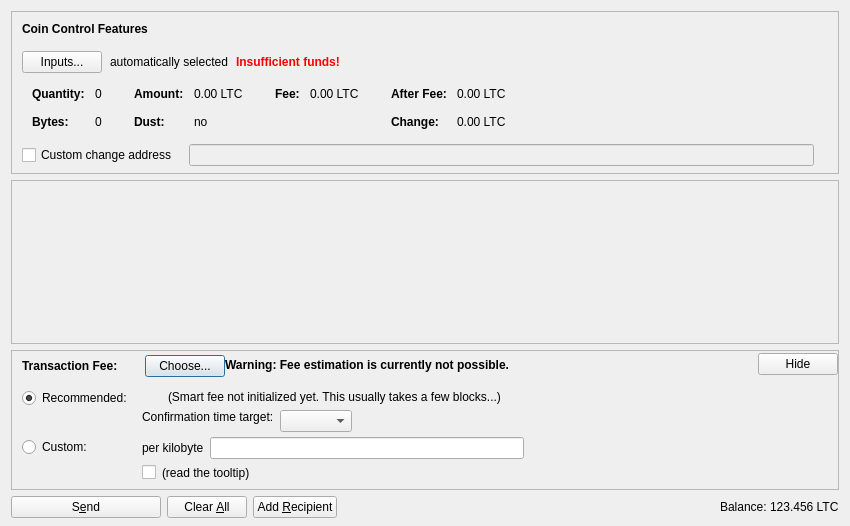
Above: src/qt/forms/sendcoinsdialog.ui from shutingrz/raccoin before the change. Below: the same form after it.
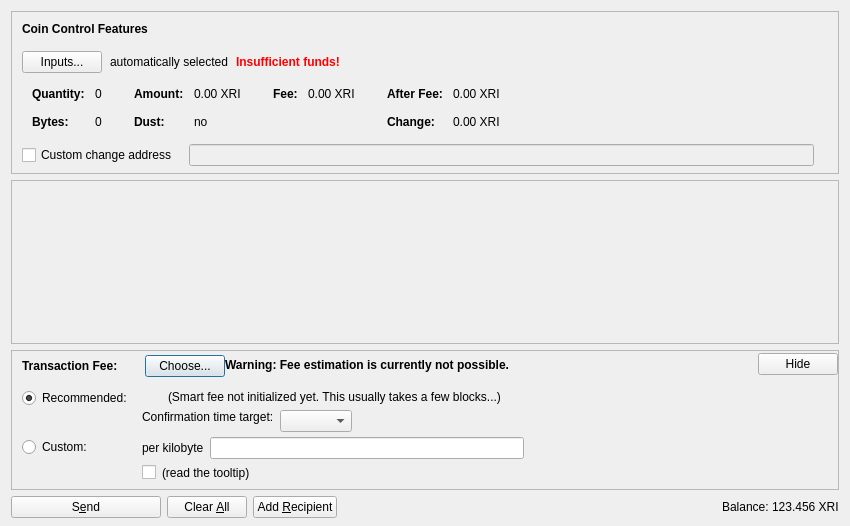
That is the form after the change. Icons and pictures are not drawn. Custom widgets are drawn as their Qt base class.

What changed in the file:
```diff
--- a/src/qt/forms/sendcoinsdialog.ui
+++ b/src/qt/forms/sendcoinsdialog.ui
@@ -324,7 +324,7 @@
                   <enum>Qt::ActionsContextMenu</enum>
                  </property>
                  <property name="text">
-                  <string notr="true">0.00 LTC</string>
+                  <string notr="true">0.00 XRI</string>
                  </property>
                  <property name="textInteractionFlags">
                   <set>Qt::LinksAccessibleByMouse|Qt::TextSelectableByKeyboard|Qt::TextSelectableByMouse</set>
@@ -404,7 +404,7 @@
                   <enum>Qt::ActionsContextMenu</enum>
                  </property>
                  <property name="text">
-                  <string notr="true">0.00 LTC</string>
+                  <string notr="true">0.00 XRI</string>
                  </property>
                  <property name="textInteractionFlags">
                   <set>Qt::LinksAccessibleByMouse|Qt::TextSelectableByKeyboard|Qt::TextSelectableByMouse</set>
@@ -455,7 +455,7 @@
                   <enum>Qt::ActionsContextMenu</enum>
                  </property>
                  <property name="text">
-                  <string notr="true">0.00 LTC</string>
+                  <string notr="true">0.00 XRI</string>
                  </property>
                  <property name="textInteractionFlags">
                   <set>Qt::LinksAccessibleByMouse|Qt::TextSelectableByKeyboard|Qt::TextSelectableByMouse</set>
@@ -484,7 +484,7 @@
                   <enum>Qt::ActionsContextMenu</enum>
                  </property>
                  <property name="text">
-                  <string notr="true">0.00 LTC</string>
+                  <string notr="true">0.00 XRI</string>
                  </property>
                  <property name="textInteractionFlags">
                   <set>Qt::LinksAccessibleByMouse|Qt::TextSelectableByKeyboard|Qt::TextSelectableByMouse</set>
@@ -1237,7 +1237,7 @@
           <cursorShape>IBeamCursor</cursorShape>
          </property>
          <property name="text">
-          <string notr="true">123.456 LTC</string>
+          <string notr="true">123.456 XRI</string>
          </property>
          <property name="textInteractionFlags">
           <set>Qt::LinksAccessibleByMouse|Qt::TextSelectableByKeyboard|Qt::TextSelectableByMouse</set>
```
